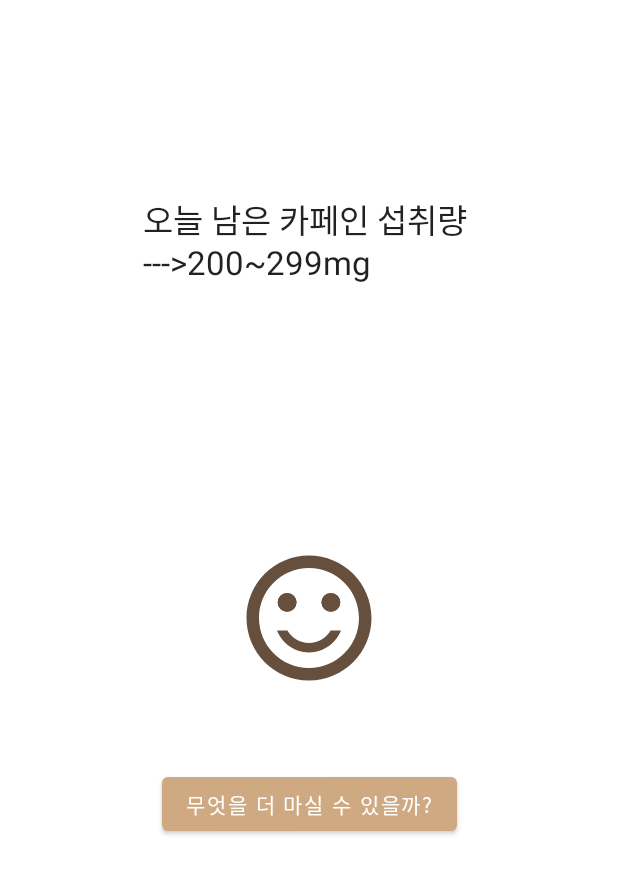
After one commit to eunhaeKim/FinalProject, an Android app: the layout more200.xml on its own in the app's theme, with its tools: preview values and no code run, on a phone screen of 412 x 824 dp. The commit adds this screen. Shown: the top 874 px of the screen. Run offline under Robolectric (Android 15) with nearby library versions, the phone set to English and light mode, and no system bars.

Commit message:
EH commit

```diff
--- /dev/null
+++ b/app/src/main/res/drawable/ic_baseline_sentiment_satisfied_alt_24.xml
@@ -0,0 +1,22 @@
+<vector xmlns:android="http://schemas.android.com/apk/res/android"
+    android:width="24dp"
+    android:height="24dp"
+    android:viewportWidth="24"
+    android:viewportHeight="24"
+    android:tint="?attr/colorControlNormal">
+  <path
+      android:fillColor="@android:color/white"
+      android:pathData="M15.5,9.5m-1.5,0a1.5,1.5 0,1 1,3 0a1.5,1.5 0,1 1,-3 0"/>
+  <path
+      android:fillColor="@android:color/white"
+      android:pathData="M8.5,9.5m-1.5,0a1.5,1.5 0,1 1,3 0a1.5,1.5 0,1 1,-3 0"/>
+  <path
+      android:fillColor="@android:color/white"
+      android:pathData="M15.5,9.5m-1.5,0a1.5,1.5 0,1 1,3 0a1.5,1.5 0,1 1,-3 0"/>
+  <path
+      android:fillColor="@android:color/white"
+      android:pathData="M8.5,9.5m-1.5,0a1.5,1.5 0,1 1,3 0a1.5,1.5 0,1 1,-3 0"/>
+  <path
+      android:fillColor="@android:color/white"
+      android:pathData="M11.99,2C6.47,2 2,6.48 2,12s4.47,10 9.99,10C17.52,22 22,17.52 22,12S17.52,2 11.99,2zM12,20c-4.42,0 -8,-3.58 -8,-8s3.58,-8 8,-8 8,3.58 8,8 -3.58,8 -8,8zM12,17.5c2.33,0 4.32,-1.45 5.12,-3.5h-1.67c-0.69,1.19 -1.97,2 -3.45,2s-2.75,-0.81 -3.45,-2L6.88,14c0.8,2.05 2.79,3.5 5.12,3.5z"/>
+</vector>
--- /dev/null
+++ b/app/src/main/res/layout/more200.xml
@@ -0,0 +1,42 @@
+<?xml version="1.0" encoding="utf-8"?>
+<androidx.constraintlayout.widget.ConstraintLayout
+    xmlns:android="http://schemas.android.com/apk/res/android"
+    xmlns:app="http://schemas.android.com/apk/res-auto"
+    xmlns:tools="http://schemas.android.com/tools"
+    android:layout_width="match_parent"
+    android:layout_height="match_parent">
+
+    <TextView
+        android:id="@+id/resultMore200"
+        android:layout_width="wrap_content"
+        android:layout_height="wrap_content"
+        android:layout_marginStart="16dp"
+        android:layout_marginTop="130dp"
+        android:layout_marginEnd="16dp"
+        android:text="오늘 남은 카페인 섭취량 \n--->200~299mg"
+        android:textAppearance="@style/TextAppearance.AppCompat.Large"
+        app:layout_constraintEnd_toEndOf="parent"
+        app:layout_constraintStart_toStartOf="parent"
+        app:layout_constraintTop_toTopOf="parent" />
+
+    <ImageView
+        android:id="@+id/imageMore200"
+        android:layout_width="100dp"
+        android:layout_height="100dp"
+        app:tint="@color/brown_dark"
+        app:layout_constraintBottom_toBottomOf="parent"
+        app:layout_constraintEnd_toEndOf="parent"
+        app:layout_constraintStart_toStartOf="parent"
+        app:layout_constraintTop_toTopOf="parent"
+        app:srcCompat="@drawable/ic_baseline_sentiment_satisfied_alt_24" />
+
+    <Button
+        android:id="@+id/buttonMore200"
+        android:layout_width="wrap_content"
+        android:layout_height="wrap_content"
+        android:layout_marginTop="50dp"
+        android:text="@string/btn_to_remain"
+        app:layout_constraintEnd_toEndOf="parent"
+        app:layout_constraintStart_toStartOf="parent"
+        app:layout_constraintTop_toBottomOf="@+id/imageMore200" />
+</androidx.constraintlayout.widget.ConstraintLayout>
--- a/app/src/main/res/values/strings.xml
+++ b/app/src/main/res/values/strings.xml
@@ -3,4 +3,5 @@
     <string name="action_home">홈</string>
     <string name="action_reg">카페인 섭취량 등록</string>
     <string name="action_list">일별 카페인 섭취량</string>
+    <string name="btn_to_remain">무엇을 더 마실 수 있을까?</string>
 </resources>
```
Also changed, not shown: app/src/main/java/com/example/finalproject/More100.kt (added, +29 -0 lines), app/src/main/java/com/example/finalproject/More200.kt (added, +29 -0 lines), app/src/main/java/com/example/finalproject/More300.kt (added, +29 -0 lines), app/src/main/java/com/example/finalproject/Overdose.kt (added, +29 -0 lines), app/src/main/java/com/example/finalproject/Under100.kt (added, +29 -0 lines), app/src/main/res/drawable/ic_baseline_sentiment_dissatisfied_24.xml (added, +16 -0 lines), app/src/main/res/drawable/ic_baseline_sentiment_satisfied_24.xml (added, +16 -0 lines), app/src/main/res/drawable/ic_baseline_sentiment_very_dissatisfied_24.xml (added, +16 -0 lines), app/src/main/res/drawable/ic_baseline_sentiment_very_satisfied_24.xml (added, +16 -0 lines), app/src/main/res/layout/more100.xml (added, +43 -0 lines), app/src/main/res/layout/more300.xml (added, +42 -0 lines), app/src/main/res/layout/overdose.xml (added, +42 -0 lines), app/src/main/res/layout/under100.xml (added, +42 -0 lines), app/src/main/res/menu/menu_result.xml (added, +13 -0 lines).
